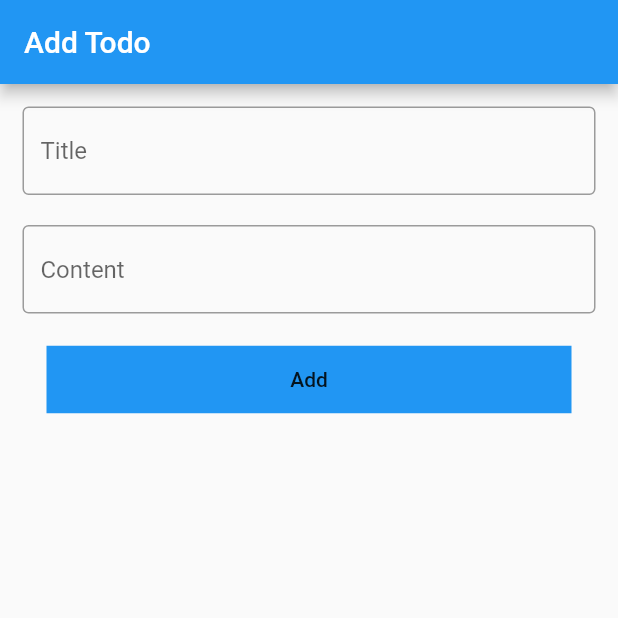
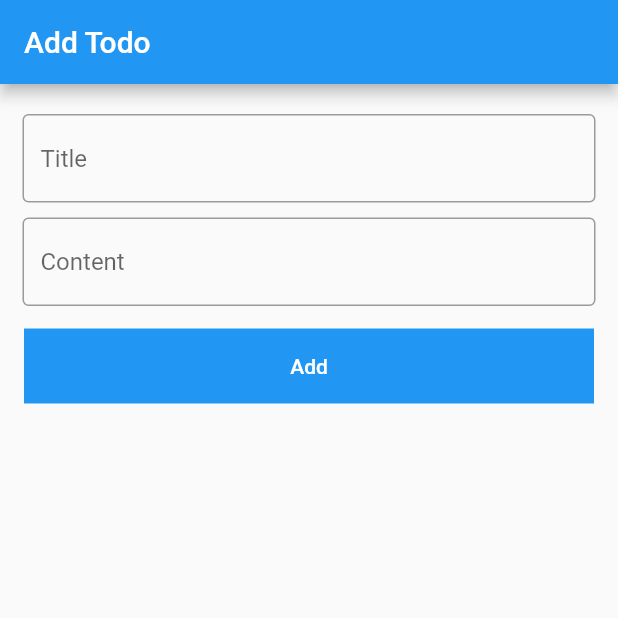
Before and after one commit to dombroks/Fully-tested-todo-list-flutter-app, a Flutter app: the screen it shows after launch, after a tap on "Add", on a phone screen of 412 x 824 dp, the top half of it. Run offline on Flutter 3.47's test engine with Material 2 defaults, Android fonts, the phone set to English and light mode, and no system bars; our stand-ins replace bloc, equatable, flutter_bloc, get_it, hive; accounts and stored records are empty.

Commit message:
initial commits

```diff
--- a/lib/features/todo/presentation/screens/insert_todo_screen.dart
+++ b/lib/features/todo/presentation/screens/insert_todo_screen.dart
@@ -1,10 +1,26 @@
 import 'package:flutter/material.dart';
 import 'package:flutter_bloc/flutter_bloc.dart';
+import 'package:todo_list/features/todo/data/models/TodoModel.dart';
+import 'package:todo_list/features/todo/domain/entities/todo.dart';
 import 'package:todo_list/features/todo/presentation/bloc/bloc/todo_bloc.dart';
-import 'package:todo_list/service_locator.dart';
 
-class InsertTodoScreen extends StatelessWidget {
+class InsertTodoScreen extends StatefulWidget {
   const InsertTodoScreen({Key key}) : super(key: key);
+
+  @override
+  _InsertTodoScreenState createState() => _InsertTodoScreenState();
+}
+
+class _InsertTodoScreenState extends State<InsertTodoScreen> {
+  TextEditingController titleController = TextEditingController();
+  TextEditingController contentController = TextEditingController();
+
+  @override
+  void dispose() {
+    titleController.dispose();
+    contentController.dispose();
+    super.dispose();
+  }
 
   @override
   Widget build(BuildContext context) {
@@ -13,48 +29,62 @@ class InsertTodoScreen extends StatelessWidget {
       appBar: AppBar(
         title: Text("Add Todo"),
       ),
-      body: BlocProvider(
-        create: (_) => serviceLocator<TodoBloc>(),
-        child: Container(
+      body: Container(
         width: screenSize.width,
         height: screenSize.height,
-          child: Padding(
-            padding: const EdgeInsets.all(15.0),
         child: Column(
           mainAxisAlignment: MainAxisAlignment.start,
           children: [
-                TextField(
+            SizedBox(
+              height: 15,
+            ),
+            Padding(
+              padding:
+                  const EdgeInsets.symmetric(horizontal: 15.0, vertical: 5),
+              child: TextField(
+                controller: titleController,
                 decoration: InputDecoration(
                   hintText: "Title",
                   border: OutlineInputBorder(),
                 ),
               ),
-                SizedBox(
-                  height: 20,
             ),
-                TextField(
+            Padding(
+              padding:
+                  const EdgeInsets.symmetric(horizontal: 15.0, vertical: 5),
+              child: TextField(
+                controller: contentController,
                 decoration: InputDecoration(
                   hintText: "Content",
                   border: OutlineInputBorder(),
                 ),
               ),
-                SizedBox(
-                  height: 20,
             ),
+            SizedBox(height: 10),
             FlatButton(
-                  onPressed: () {},
+              onPressed: () {
+                TodoModel todo = TodoModel(
+                    id: 1,
+                    title: "titleController.text",
+                    content: "contentController.text");
+                InsertTodoEvent event = InsertTodoEvent(todo);
+                BlocProvider.of<TodoBloc>(context).add(event);
+              },
               child: Container(
                 color: Colors.blue,
-                    width: screenSize.width,
-                    height: 45,
-                    child: Center(child: Text("Add")),
+                height: 50,
+                child: Center(
+                    child: Text(
+                  "Add",
+                  style: TextStyle(
+                    color: Colors.white,
+                  ),
+                )),
               ),
             )
           ],
         ),
       ),
-        ),
-      ),
     );
   }
 }
--- a/lib/main.dart
+++ b/lib/main.dart
@@ -1,16 +1,22 @@
 import 'package:flutter/material.dart';
+import 'package:flutter_bloc/flutter_bloc.dart';
+import 'package:todo_list/features/todo/presentation/bloc/bloc/todo_bloc.dart';
 import 'package:todo_list/features/todo/presentation/screens/insert_todo_screen.dart';
 import 'service_locator.dart' as serviceLocator;
 
 void main() {
   serviceLocator.init();
-  runApp(MyApp());
+  runApp(
+    MyApp(),
+  );
 }
 
 class MyApp extends StatelessWidget {
   @override
   Widget build(BuildContext context) {
-    return MaterialApp(
+    return BlocProvider(
+      create: (context) => serviceLocator.serviceLocator<TodoBloc>(),
+      child: MaterialApp(
         debugShowCheckedModeBanner: false,
         title: 'Todo list',
         theme: ThemeData(
@@ -18,6 +24,7 @@ class MyApp extends StatelessWidget {
           visualDensity: VisualDensity.adaptivePlatformDensity,
         ),
         home: InsertTodoScreen(),
+      ),
     );
   }
 }
--- a/lib/service_locator.dart
+++ b/lib/service_locator.dart
@@ -6,7 +6,7 @@ import 'package:todo_list/features/todo/domain/usecases/get_todo_by_id_usecase.d
 import 'package:todo_list/features/todo/domain/usecases/insert_todo_usecase.dart';
 import 'package:todo_list/features/todo/domain/usecases/remove_todo_usecase.dart';
 import 'package:todo_list/features/todo/presentation/bloc/bloc/todo_bloc.dart';
-
+import 'package:path_provider/path_provider.dart';
 import 'features/todo/data/repositories/default_todo_repository.dart';
 
 final serviceLocator = GetIt.instance;
@@ -16,7 +16,15 @@ void init() {
       getTodoByIdUsecase: serviceLocator(),
       removeTodoUsecase: serviceLocator(),
       insertTodoUsecase: serviceLocator()));
+// DB
+  serviceLocator.registerSingletonAsync<HiveInterface>(() async {
+    final HiveInterface hive = Hive;
+    final path = (await getApplicationDocumentsDirectory()).path;
 
+    hive.init(path);
+
+    return hive;
+  });
   // Usecases
   serviceLocator
       .registerLazySingleton(() => GetTodoByIdUsecase(serviceLocator()));
@@ -32,8 +40,4 @@ void init() {
   // Data sources
   serviceLocator.registerLazySingleton<LocalDataSource>(
       () => DefaulLocalDataSource(serviceLocator()));
-
-  // DB
-  serviceLocator.registerLazySingleton<HiveInterface>(
-      () => Hive);
 }
--- a/pubspec.yaml
+++ b/pubspec.yaml
@@ -39,6 +39,8 @@ dependencies:
   mockito: ^4.1.1+1
   # Local database
   hive: ^1.4.4+1
+  # Path provider
+  path_provider: ^1.3.0
 
 
 
```
Also changed, not shown: pubspec.lock, 1 other file. Lines whose indentation alone changed are shown as unchanged.
